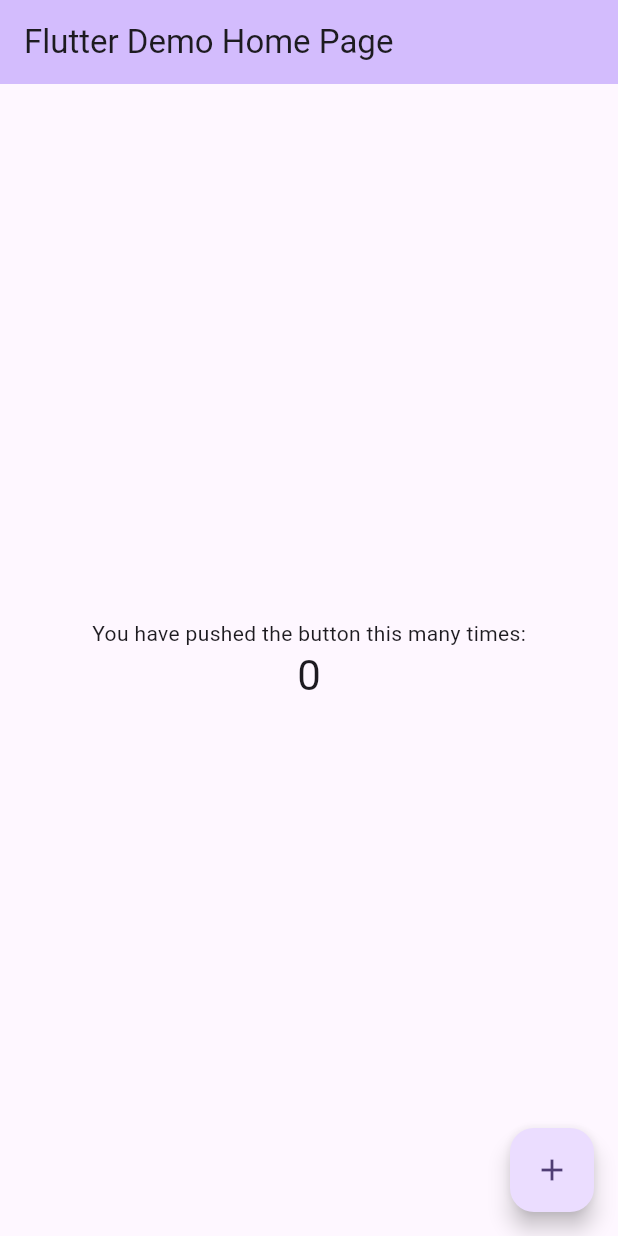
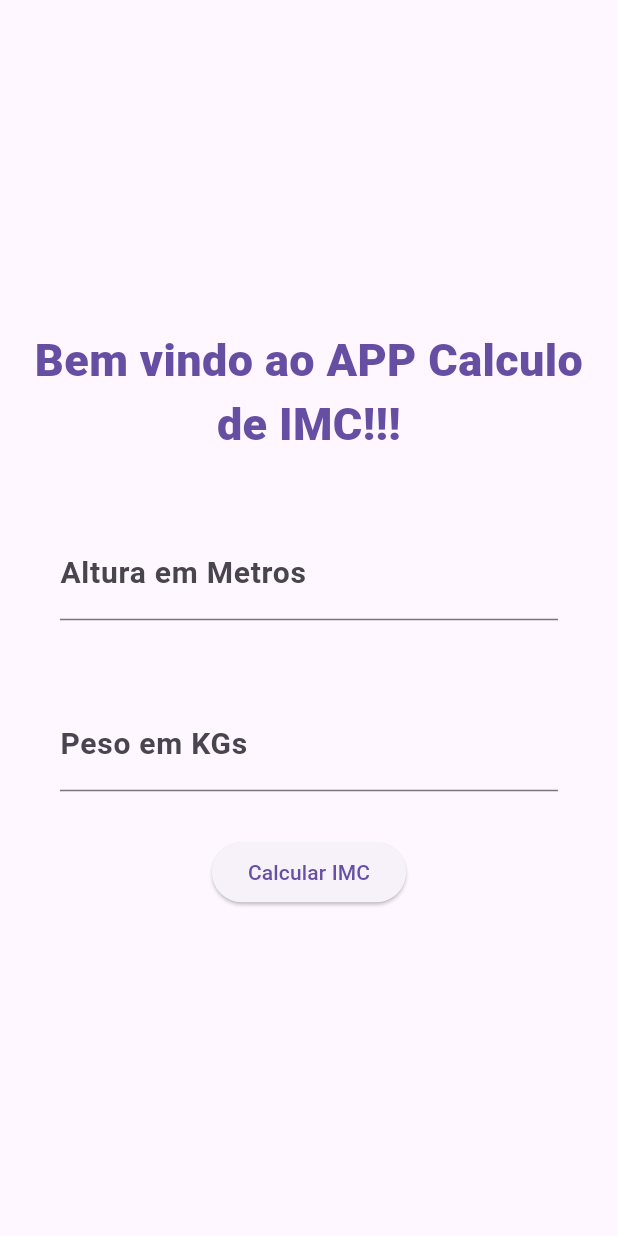
Before and after one commit to Joojjuuk/app_imc, a Flutter app: the screen it shows after launch, on a phone screen of 412 x 824 dp. Run offline on Flutter 3.47's test engine with Material 3 defaults, Android fonts, the phone set to English and light mode, and no system bars.

Commit message:
Tela Inicial - Base

```diff
--- a/lib/main.dart
+++ b/lib/main.dart
@@ -1,125 +1,17 @@
 import 'package:flutter/material.dart';
+import 'package:app_imc/screens/imc.dart';
+
 
 void main() {
   runApp(const MyApp());
 }
-
 class MyApp extends StatelessWidget {
   const MyApp({super.key});
 
-  // This widget is the root of your application.
   @override
   Widget build(BuildContext context) {
     return MaterialApp(
-      title: 'Flutter Demo',
-      theme: ThemeData(
-        // This is the theme of your application.
-        //
-        // TRY THIS: Try running your application with "flutter run". You'll see
-        // the application has a purple toolbar. Then, without quitting the app,
-        // try changing the seedColor in the colorScheme below to Colors.green
-        // and then invoke "hot reload" (save your changes or press the "hot
-        // reload" button in a Flutter-supported IDE, or press "r" if you used
-        // the command line to start the app).
-        //
-        // Notice that the counter didn't reset back to zero; the application
-        // state is not lost during the reload. To reset the state, use hot
-        // restart instead.
-        //
-        // This works for code too, not just values: Most code changes can be
-        // tested with just a hot reload.
-        colorScheme: ColorScheme.fromSeed(seedColor: Colors.deepPurple),
-        useMaterial3: true,
-      ),
-      home: const MyHomePage(title: 'Flutter Demo Home Page'),
+      home: IMC(),
     );
   }
 }
-
-class MyHomePage extends StatefulWidget {
-  const MyHomePage({super.key, required this.title});
-
-  // This widget is the home page of your application. It is stateful, meaning
-  // that it has a State object (defined below) that contains fields that affect
-  // how it looks.
-
-  // This class is the configuration for the state. It holds the values (in this
-  // case the title) provided by the parent (in this case the App widget) and
-  // used by the build method of the State. Fields in a Widget subclass are
-  // always marked "final".
-
-  final String title;
-
-  @override
-  State<MyHomePage> createState() => _MyHomePageState();
-}
-
-class _MyHomePageState extends State<MyHomePage> {
-  int _counter = 0;
-
-  void _incrementCounter() {
-    setState(() {
-      // This call to setState tells the Flutter framework that something has
-      // changed in this State, which causes it to rerun the build method below
-      // so that the display can reflect the updated values. If we changed
-      // _counter without calling setState(), then the build method would not be
-      // called again, and so nothing would appear to happen.
-      _counter++;
-    });
-  }
-
-  @override
-  Widget build(BuildContext context) {
-    // This method is rerun every time setState is called, for instance as done
-    // by the _incrementCounter method above.
-    //
-    // The Flutter framework has been optimized to make rerunning build methods
-    // fast, so that you can just rebuild anything that needs updating rather
-    // than having to individually change instances of widgets.
-    return Scaffold(
-      appBar: AppBar(
-        // TRY THIS: Try changing the color here to a specific color (to
-        // Colors.amber, perhaps?) and trigger a hot reload to see the AppBar
-        // change color while the other colors stay the same.
-        backgroundColor: Theme.of(context).colorScheme.inversePrimary,
-        // Here we take the value from the MyHomePage object that was created by
-        // the App.build method, and use it to set our appbar title.
-        title: Text(widget.title),
-      ),
-      body: Center(
-        // Center is a layout widget. It takes a single child and positions it
-        // in the middle of the parent.
-        child: Column(
-          // Column is also a layout widget. It takes a list of children and
-          // arranges them vertically. By default, it sizes itself to fit its
-          // children horizontally, and tries to be as tall as its parent.
-          //
-          // Column has various properties to control how it sizes itself and
-          // how it positions its children. Here we use mainAxisAlignment to
-          // center the children vertically; the main axis here is the vertical
-          // axis because Columns are vertical (the cross axis would be
-          // horizontal).
-          //
-          // TRY THIS: Invoke "debug painting" (choose the "Toggle Debug Paint"
-          // action in the IDE, or press "p" in the console), to see the
-          // wireframe for each widget.
-          mainAxisAlignment: MainAxisAlignment.center,
-          children: <Widget>[
-            const Text(
-              'You have pushed the button this many times:',
-            ),
-            Text(
-              '$_counter',
-              style: Theme.of(context).textTheme.headlineMedium,
-            ),
-          ],
-        ),
-      ),
-      floatingActionButton: FloatingActionButton(
-        onPressed: _incrementCounter,
-        tooltip: 'Increment',
-        child: const Icon(Icons.add),
-      ), // This trailing comma makes auto-formatting nicer for build methods.
-    );
-  }
-}
--- /dev/null
+++ b/lib/screens/imc.dart
@@ -0,0 +1,97 @@
+import 'package:flutter/material.dart';
+import 'package:flutter/services.dart';
+
+class IMC extends StatelessWidget {
+  IMC({super.key});
+
+  final TextEditingController alturaController = TextEditingController();
+  final TextEditingController pesoController = TextEditingController();
+
+  @override
+  Widget build(BuildContext context) {
+    return Scaffold(
+        body: SafeArea(
+      child: Center(
+        child: Column(mainAxisSize: MainAxisSize.min, children: [
+          Padding(
+            padding: EdgeInsets.fromLTRB(20, 10, 20, 5),
+            child: Text(
+              "Bem vindo ao APP Calculo de IMC!!!",
+              style: TextStyle(
+                  fontSize: 30,
+                  color: Color(0xFF664FA3),
+                  fontWeight: FontWeight.w800),
+              textAlign: TextAlign.center,
+            ),
+          ),
+          Padding(
+            padding: const EdgeInsets.all(40),
+            child: TextField(
+              controller: alturaController,
+              keyboardType: TextInputType.numberWithOptions(decimal: true),
+              inputFormatters: [
+                FilteringTextInputFormatter.allow(RegExp(r'^\d*\.?\d*')),
+              ],
+              decoration: InputDecoration(
+                  labelText: "Altura em Metros",
+                  labelStyle:
+                      TextStyle(fontWeight: FontWeight.w700, fontSize: 20),
+                  hintText: "1.78",
+                  hintStyle: TextStyle(
+                    color: Color(0xCC000000),
+                    fontWeight: FontWeight.w400,
+                    fontSize: 17,
+                  ),
+                  suffixText: 'm',
+                  suffixStyle: TextStyle(
+                    fontWeight: FontWeight.w600,
+                    fontSize: 20,
+                    color: Color(0xCC000000),
+                  )),
+              style: TextStyle(
+                  fontSize: 18,
+                  fontWeight: FontWeight.w600,
+                  color: Color(0xB3000000)),
+            ),
+          ),
+          Padding(
+              padding: const EdgeInsets.fromLTRB(40, 10, 40, 10),
+              child: TextField(
+                controller: pesoController,
+                keyboardType:
+                    TextInputType.numberWithOptions(decimal: true),
+                inputFormatters: [
+                  FilteringTextInputFormatter.allow(RegExp(r'^\d*\.?\d*')),
+                ],
+                decoration: InputDecoration(
+                    labelText: "Peso em KGs",
+                    labelStyle: TextStyle(
+                        fontWeight: FontWeight.w700, fontSize: 20),
+                    hintText: "60",
+                    hintStyle: TextStyle(
+                      color: Color(0xCC000000),
+                      fontWeight: FontWeight.w400,
+                      fontSize: 17,
+                    ),
+                    suffixText: "KG",
+                    suffixStyle: TextStyle(
+                      fontWeight: FontWeight.w600,
+                      fontSize: 20,
+                      color: Color(0xCC000000),
+                    )),
+              )
+          ),
+          Padding(
+            padding: const EdgeInsets.fromLTRB(40, 20, 40, 10),
+            child:ElevatedButton(
+              onPressed: () {
+                final altura = double.tryParse(alturaController.text);
+                final peso = double.tryParse(pesoController.text); },
+              child: Text("Calcular IMC"),
+            )
+            ),
+        ]),
+      ),
+    ));
+  }
+}
```
Also changed, not shown: lib/logic/imc_calculation.dart (added).
